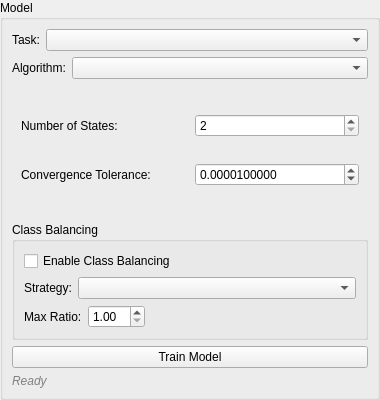
Old version of the form src/WhiskerToolbox/MLCore_Widget/UI/ModelConfigPanel/ModelConfigPanel.ui in the repository paulmthompson/WhiskerToolbox.
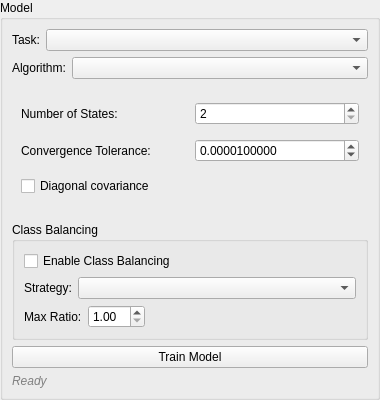
New version of the form. The open tabs and pages were chosen to show the change.

Commit message: added diagonal covariance option to HMM predictions

What changed in the file:
```diff
--- a/src/WhiskerToolbox/MLCore_Widget/UI/ModelConfigPanel/ModelConfigPanel.ui
+++ b/src/WhiskerToolbox/MLCore_Widget/UI/ModelConfigPanel/ModelConfigPanel.ui
@@ -620,6 +620,19 @@
             </property>
            </widget>
           </item>
+          <item row="2" column="0" colspan="2">
+           <widget class="QCheckBox" name="hmmDiagonalCovCheckBox">
+            <property name="text">
+             <string>Diagonal covariance</string>
+            </property>
+            <property name="toolTip">
+             <string>Use diagonal covariance matrices instead of full covariance. Reduces parameters from M(M+1)/2 to M per state, improving stability with limited training data.</string>
+            </property>
+            <property name="checked">
+             <bool>false</bool>
+            </property>
+           </widget>
+          </item>
          </layout>
         </widget>
        </widget>
```
The commit also changes 11 other files.
